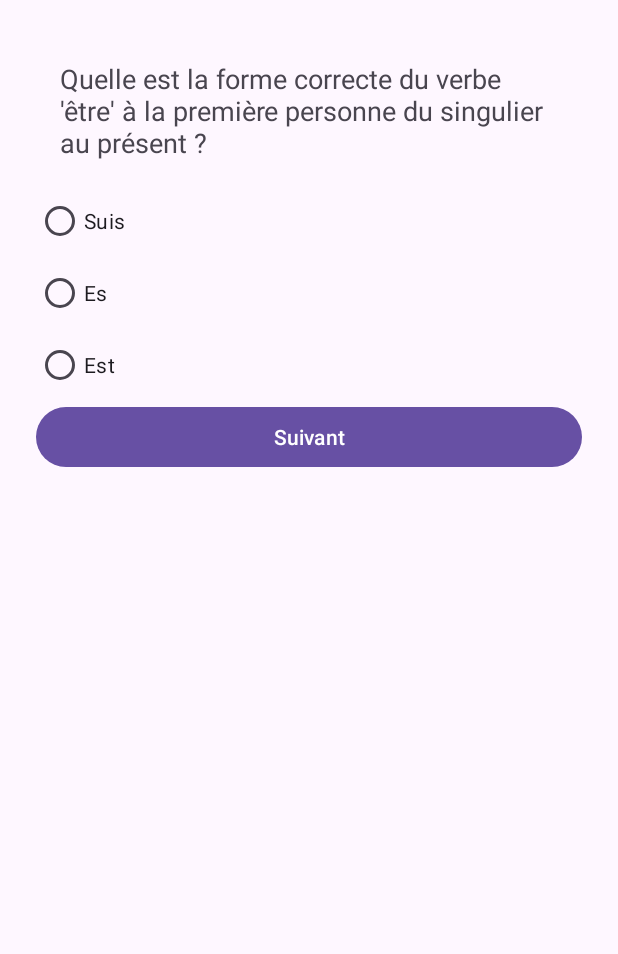
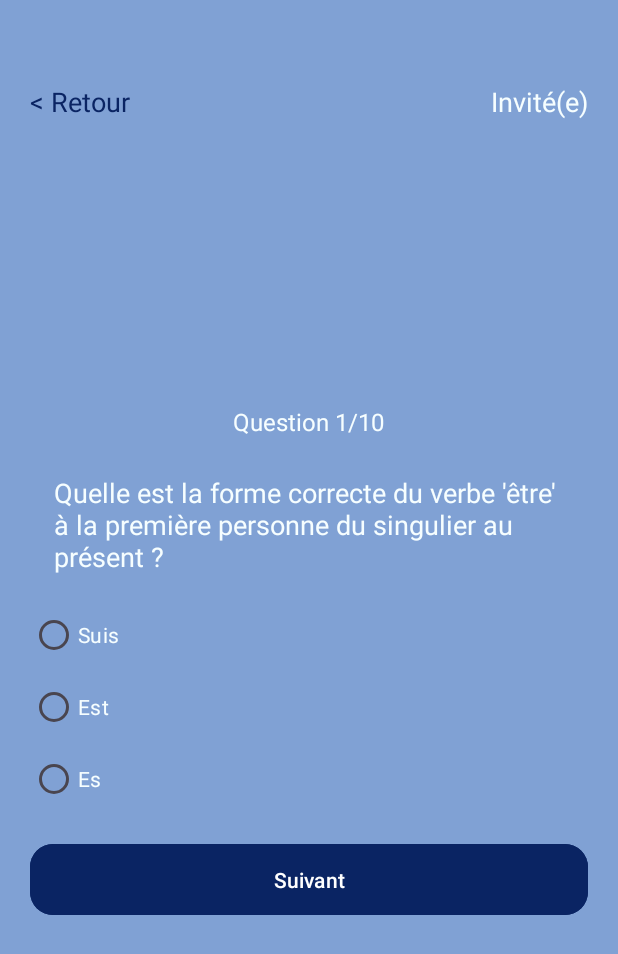
Before and after one commit to paaulrbn/Ecole-des-Loustics, an Android app built with Jetpack Compose: the CultureGeneraleActivity screen opened directly, with no data from a screen before it, on a phone screen of 412 x 824 dp. Shown: the top 954 px of the screen. Run offline under Robolectric (Android 15) with nearby library versions, the phone set to English and light mode, and no system bars; our stand-ins replace Room's generated code.

Commit message:
Update database schema to version 3 and modify question handling in CultureGeneraleActivity

```diff
--- a/app/src/main/java/fr/iut/ecoledesloustics/CultureGeneraleActivity.java
+++ b/app/src/main/java/fr/iut/ecoledesloustics/CultureGeneraleActivity.java
@@ -1,5 +1,6 @@
 package fr.iut.ecoledesloustics;
 
+import android.content.SharedPreferences;
 import android.os.AsyncTask;
 import android.os.Bundle;
 import android.util.Log;
@@ -8,24 +9,31 @@ import android.widget.Button;
 import android.widget.RadioButton;
 import android.widget.RadioGroup;
 import android.widget.TextView;
+import android.widget.Toast;
 
 import androidx.appcompat.app.AlertDialog;
 import androidx.appcompat.app.AppCompatActivity;
 import androidx.room.Room;
 
+import java.util.Arrays;
+import java.util.Collections;
 import java.util.List;
 
 import fr.iut.ecoledesloustics.db.AppDatabase;
+import fr.iut.ecoledesloustics.db.DatabaseClient;
 import fr.iut.ecoledesloustics.db.Question;
+import fr.iut.ecoledesloustics.db.User;
 
 public class CultureGeneraleActivity extends AppCompatActivity {
 
+    // DATA
     private AppDatabase db;
     private List<Question> questions;
     private int currentQuestionIndex = 0;
     private int correctAnswers = 0;
 
-    private TextView questionTextView;
+    // VIEW
+    private TextView questionTextView, utilisateur, cultureGeneraleMenuBackButton, questionCounterTextView;
     private RadioGroup radioGroup;
     private RadioButton reponse1, reponse2, reponse3;
     private Button suivantButton;
@@ -35,18 +43,35 @@ public class CultureGeneraleActivity extends AppCompatActivity {
         super.onCreate(savedInstanceState);
         setContentView(R.layout.activity_culture_generale);
 
+        // Récupération du AppDatabase
         db = Room.databaseBuilder(getApplicationContext(), AppDatabase.class, "ecoledesloustics").build();
 
+        // Récupérer les vues
+        cultureGeneraleMenuBackButton = findViewById(R.id.cultureGeneraleMenuBackButton);
+        utilisateur = findViewById(R.id.utilisateur);
         questionTextView = findViewById(R.id.questionTextView);
+        questionCounterTextView = findViewById(R.id.questionCounterTextView);
         radioGroup = findViewById(R.id.radioGroup);
         reponse1 = findViewById(R.id.reponse1);
         reponse2 = findViewById(R.id.reponse2);
         reponse3 = findViewById(R.id.reponse3);
         suivantButton = findViewById(R.id.suivantButton);
 
+        cultureGeneraleMenuBackButton.setOnClickListener(new View.OnClickListener() {
+            @Override
+            public void onClick(View v) {
+                finish();
+            }
+        });
+
         suivantButton.setOnClickListener(new View.OnClickListener() {
             @Override
             public void onClick(View v) {
+                int selectedId = radioGroup.getCheckedRadioButtonId();
+                if (selectedId == -1) {
+                    Toast.makeText(CultureGeneraleActivity.this, "Veuillez sélectionner une réponse", Toast.LENGTH_SHORT).show();
+                    return;
+                }
                 checkAnswer();
                 currentQuestionIndex++;
                 if (currentQuestionIndex < questions.size()) {
@@ -57,25 +82,38 @@ public class CultureGeneraleActivity extends AppCompatActivity {
             }
         });
 
-        new GetQuestionsTask().execute();
-        new InsertDefaultQuestionsTask().execute();
+        afficheUtilisateur();
+        getQuestions();
+
+    }
+
+    public void afficheUtilisateur() {
+        SharedPreferences sharedPreferences = getSharedPreferences("EcoleDesLousticsPrefs", MODE_PRIVATE);
+        String prenom = sharedPreferences.getString("UTILISATEUR_PRENOM", "");
+
+        if (prenom != null && !prenom.isEmpty()) {
+            utilisateur.setText(prenom);
+        }
     }
 
     private void displayQuestion(Question question) {
         Log.d("CultureGeneraleActivity", "Displaying question: " + question.getTexteQuestion());
         questionTextView.setText(question.getTexteQuestion());
-        reponse1.setText(question.reponse1);
-        reponse2.setText(question.reponse2);
-        reponse3.setText(question.reponse3);
+        List<String> reponses = Arrays.asList(question.reponse1, question.reponse2, question.reponse3);
+        Collections.shuffle(reponses);
+        reponse1.setText(reponses.get(0));
+        reponse2.setText(reponses.get(1));
+        reponse3.setText(reponses.get(2));
         radioGroup.clearCheck();
+        questionCounterTextView.setText("Question " + (currentQuestionIndex + 1) + "/" + questions.size());
     }
 
     private void checkAnswer() {
         int selectedId = radioGroup.getCheckedRadioButtonId();
         if (selectedId != -1) {
             RadioButton selectedRadioButton = findViewById(selectedId);
-            int selectedIndex = radioGroup.indexOfChild(selectedRadioButton);
-            if (selectedIndex == questions.get(currentQuestionIndex).bonneReponseIndex) {
+            String bonneReponse = questions.get(currentQuestionIndex).bonneReponse;
+            if (selectedRadioButton.getText().toString().equals(bonneReponse)) {
                 correctAnswers++;
             }
         }
@@ -85,38 +123,25 @@ public class CultureGeneraleActivity extends AppCompatActivity {
         new AlertDialog.Builder(this)
                 .setTitle("Résultat")
                 .setMessage("Vous avez " + correctAnswers + " bonnes réponses sur " + questions.size())
-                .setPositiveButton("OK", null)
+                .setPositiveButton("OK", (dialog, which) -> finish())
                 .show();
     }
 
-    private class GetQuestionsTask extends AsyncTask<Void, Void, List<Question>> {
-        @Override
-        protected List<Question> doInBackground(Void... voids) {
-            return db.questionDao().get10QuestionsAleatoires();
-        }
+    private void getQuestions() {
+        new Thread(() -> {
+            questions = DatabaseClient.getInstance(getApplicationContext())
+                    .getAppDatabase()
+                    .questionDao()
+                    .get10QuestionsAleatoires();
 
-        @Override
-        protected void onPostExecute(List<Question> result) {
-            questions = result;
-            if (!questions.isEmpty()) {
-                displayQuestion(questions.get(0));
-            } else {
-                Log.d("CultureGeneraleActivity", "No questions found in the database.");
-            }
-        }
-    }
-
-    private class InsertDefaultQuestionsTask extends AsyncTask<Void, Void, Void> {
-        @Override
-        protected Void doInBackground(Void... voids) {
-            if (db.questionDao().get10QuestionsAleatoires().isEmpty()) {
-                db.questionDao().inserer(
-                    new Question("Quelle est la capitale de la France?", "Paris", "Londres", "Berlin", 0),
-                    new Question("Combien de continents y a-t-il sur Terre?", "5", "6", "7", 2),
-                    new Question("Quelle est la plus grande planète du système solaire?", "Terre", "Jupiter", "Mars", 1)
-                );
-            }
-            return null;
-        }
+            runOnUiThread(() -> {
+                if (questions.isEmpty()) {
+                    Toast.makeText(this, "Aucune question disponible", Toast.LENGTH_LONG).show();
+                    finish();
+                } else {
+                    displayQuestion(questions.get(0));
+                }
+            });
+        }).start();
     }
 }
--- a/app/src/main/java/fr/iut/ecoledesloustics/db/AppDatabase.java
+++ b/app/src/main/java/fr/iut/ecoledesloustics/db/AppDatabase.java
@@ -3,7 +3,7 @@ package fr.iut.ecoledesloustics.db;
 import androidx.room.Database;
 import androidx.room.RoomDatabase;
 
-@Database(entities = {User.class, Question.class}, version = 2, exportSchema = false)
+@Database(entities = {User.class, Question.class}, version = 3, exportSchema = false)
 public abstract class AppDatabase extends RoomDatabase {
 
     public abstract UserDAO userDao();
--- a/app/src/main/java/fr/iut/ecoledesloustics/db/Question.java
+++ b/app/src/main/java/fr/iut/ecoledesloustics/db/Question.java
@@ -13,14 +13,16 @@ public class Question {
     public String reponse1;
     public String reponse2;
     public String reponse3;
-    public int bonneReponseIndex; // 0, 1 ou 2
+    public String bonneReponse; // 0, 1 ou 2
 
-    public Question(String texteQuestion, String reponse1, String reponse2, String reponse3, int bonneReponseIndex) {
+    public Question() {}
+
+    public Question(String texteQuestion, String reponse1, String reponse2, String reponse3, String bonneReponse) {
         this.texteQuestion = texteQuestion;
         this.reponse1 = reponse1;
         this.reponse2 = reponse2;
         this.reponse3 = reponse3;
-        this.bonneReponseIndex = bonneReponseIndex;
+        this.bonneReponse = bonneReponse;
     }
 
     public String getTexteQuestion() {
--- a/app/src/main/res/layout/activity_culture_generale.xml
+++ b/app/src/main/res/layout/activity_culture_generale.xml
@@ -1,18 +1,61 @@
 <?xml version="1.0" encoding="utf-8"?>
-<ScrollView xmlns:android="http://schemas.android.com/apk/res/android"
+<LinearLayout xmlns:android="http://schemas.android.com/apk/res/android"
     android:layout_width="match_parent"
     android:layout_height="match_parent"
-    android:padding="24dp">
+    xmlns:app="http://schemas.android.com/apk/res-auto"
+    xmlns:tools="http://schemas.android.com/tools"
+    android:orientation="vertical"
+    android:background="@color/blue"
+    android:padding="20dp"
+    tools:context=".CultureGeneraleActivity" >
+
+    <LinearLayout
+        android:layout_width="match_parent"
+        android:layout_height="wrap_content"
+        android:layout_marginTop="@dimen/activity_vertical_margin">
+
+        <TextView
+            android:id="@+id/cultureGeneraleMenuBackButton"
+            android:layout_width="wrap_content"
+            android:layout_height="wrap_content"
+            android:layout_weight="1"
+            android:textColor="@color/darkBlue"
+            android:textSize="18sp"
+            android:layout_gravity="start"
+            android:text="@string/u003c_retour" />
+
+        <TextView
+            android:id="@+id/utilisateur"
+            android:layout_width="wrap_content"
+            android:layout_height="wrap_content"
+            android:gravity="end"
+            android:layout_weight="1"
+            android:text="@string/invit_e"
+            android:textColor="@color/white"
+            android:textSize="18sp" />
+    </LinearLayout>
 
     <LinearLayout
         android:orientation="vertical"
         android:layout_width="match_parent"
-        android:layout_height="wrap_content"
-        android:gravity="center_horizontal">
+        android:layout_weight="1"
+        android:gravity="center"
+        android:layout_height="wrap_content">
+
+        <TextView
+            android:id="@+id/questionCounterTextView"
+            android:layout_width="wrap_content"
+            android:layout_height="wrap_content"
+            android:textColor="@color/white"
+            android:text="Question 1/10"
+            android:textSize="16sp"
+            android:layout_gravity="center_horizontal"
+            android:paddingBottom="8dp"/>
 
         <TextView
             android:id="@+id/questionTextView"
             android:layout_width="match_parent"
+            android:textColor="@color/white"
             android:layout_height="wrap_content"
             android:text="Question"
             android:textSize="18sp"
@@ -27,25 +70,34 @@
                 android:id="@+id/reponse1"
                 android:layout_width="match_parent"
                 android:layout_height="wrap_content"
+                android:textColor="@color/white"
                 android:text="Réponse 1" />
 
             <RadioButton
                 android:id="@+id/reponse2"
                 android:layout_width="match_parent"
                 android:layout_height="wrap_content"
+                android:textColor="@color/white"
                 android:text="Réponse 2" />
 
             <RadioButton
                 android:id="@+id/reponse3"
                 android:layout_width="match_parent"
                 android:layout_height="wrap_content"
+                android:textColor="@color/white"
                 android:text="Réponse 3" />
         </RadioGroup>
 
         <Button
             android:id="@+id/suivantButton"
             android:layout_width="match_parent"
-            android:layout_height="wrap_content"
-            android:text="Suivant" />
+            android:layout_height="55dp"
+            android:layout_gravity="center_horizontal"
+            android:layout_marginTop="15dp"
+            android:backgroundTint="@color/darkBlue"
+            android:text="Suivant"
+            android:textAllCaps="false"
+            app:cornerRadius="15dp"
+            tools:textSize="20sp" />
     </LinearLayout>
-</ScrollView>
+</LinearLayout>
--- a/app/src/main/res/layout/activity_main_menu.xml
+++ b/app/src/main/res/layout/activity_main_menu.xml
@@ -124,6 +124,7 @@
                         android:id="@+id/imageButtonCultureGenerale"
                         android:layout_width="match_parent"
                         android:layout_height="match_parent"
+                        android:contentDescription="@string/culture_g_n_rale"
                         android:background="?attr/selectableItemBackground"
                         android:scaleType="centerCrop"
                         tools:srcCompat="@tools:sample/backgrounds/scenic" />
```
Also changed, not shown: app/src/main/java/fr/iut/ecoledesloustics/db/DatabaseClient.java (+21 -18 lines).
